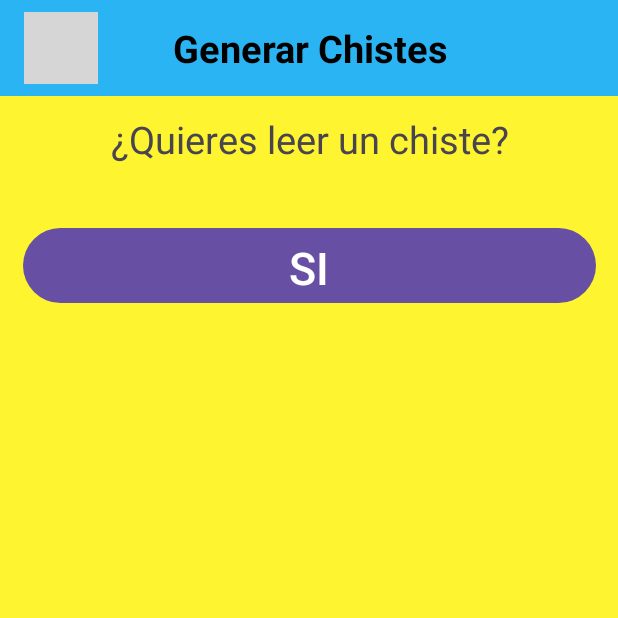
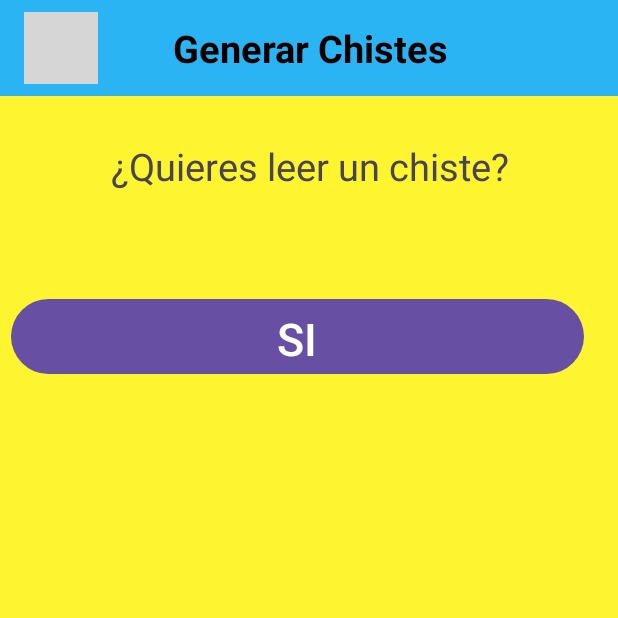
Before and after one commit to flores082/Chistes-y-mas-Chistes, an Android app: the screen it shows after launch (Llamar_chistes before the commit, JokeGeneratorActivity after it), after a tap on "Generar Chistes", on a phone screen of 412 x 824 dp, the top half of it. Run offline under Robolectric (Android 15) with nearby library versions, the phone set to English and light mode, and no system bars; our stand-ins replace Room's generated code; grey boxes are pictures that could not be loaded.

Commit message:
Lista de chistes, lista

```diff
--- a/app/src/main/AndroidManifest.xml
+++ b/app/src/main/AndroidManifest.xml
@@ -19,10 +19,7 @@
             android:name=".About.Presentacion"
             android:exported="false" />
         <activity
-            android:name=".Listas.Lista_chistes"
-            android:exported="false" />
-        <activity
-            android:name=".Listas.Llamar_chistes"
+            android:name=".JokeGeneratorActivity"
             android:exported="false" />
         <activity
             android:name=".Bienvenida"
--- a/app/src/main/java/com/example/flores_Alvarado_Sepulveda/chistesymaschistes/Listas/Llamar_chistes.kt
+++ /dev/null
@@ -1,36 +0,0 @@
-package com.example.flores_Alvarado_Sepulveda.chistesymaschistes.Listas
-
-import android.media.MediaPlayer
-import androidx.appcompat.app.AppCompatActivity
-import android.os.Bundle
-import android.view.Menu
-import android.view.MenuInflater
-import android.widget.ImageButton
-import com.example.flores_Alvarado_Sepulveda.chistesymaschistes.R
-
-class Llamar_chistes : AppCompatActivity() {
-    private lateinit var mediaPlayer: MediaPlayer
-    override fun onCreate(savedInstanceState: Bundle?) {
-        super.onCreate(savedInstanceState)
-        setContentView(R.layout.activity_llamar_chistes)
-
-        mediaPlayer =MediaPlayer.create(this, R.raw.precionar_boton)
-
-        val toolbar = findViewById<androidx.appcompat.widget.Toolbar>(R.id.myToolbar)
-        setSupportActionBar(toolbar)
-
-        // Configurar el botón de retorno (flecha)
-        val btnBack: ImageButton = findViewById(R.id.btnBack)
-        btnBack.setOnClickListener {
-            mediaPlayer.start()
-            // Acciones al presionar la flecha de retorno
-            onBackPressed()
-        }
-    }
-
-    override fun onCreateOptionsMenu(menu: Menu): Boolean {
-        val inflater: MenuInflater = menuInflater
-        inflater.inflate(R.menu.menu_inicio, menu)
-        return true
-    }
-}
--- a/app/src/main/java/com/example/flores_Alvarado_Sepulveda/chistesymaschistes/MainActivity.kt
+++ b/app/src/main/java/com/example/flores_Alvarado_Sepulveda/chistesymaschistes/MainActivity.kt
@@ -15,8 +15,6 @@ import androidx.room.Room
 import com.example.flores_Alvarado_Sepulveda.chistesymaschistes.About.Presentacion
 import com.example.flores_Alvarado_Sepulveda.chistesymaschistes.DataBase.DataBase
 import com.example.flores_Alvarado_Sepulveda.chistesymaschistes.Entity.Chiste
-import com.example.flores_Alvarado_Sepulveda.chistesymaschistes.Listas.Lista_chistes
-import com.example.flores_Alvarado_Sepulveda.chistesymaschistes.Listas.Llamar_chistes
 
 class MainActivity : AppCompatActivity() {
     private lateinit var mediaPlayer: MediaPlayer
@@ -50,7 +48,7 @@ class MainActivity : AppCompatActivity() {
         }
         generados.setOnClickListener{
             mediaPlayer.start()
-            val intent2 =Intent(this, Llamar_chistes::class.java)
+            val intent2 =Intent(this, JokeGeneratorActivity::class.java)
             startActivity(intent2)
             //adapter.notifyDataSetChanged()
         }
@@ -66,16 +64,5 @@ class MainActivity : AppCompatActivity() {
         inflater.inflate(R.menu.menu_inicio, menu)
         return true
     }
-    /*PARA AÑADIR UN CHISTE
-            var baseDatos = Room.databaseBuilder(
-                applicationContext,
-                DataBase::class.java, "database"
-            ).allowMainThreadQueries().build()
-            val CHISTE = ""
-            val ProdDao = baseDatos.productoDao()
-            val produ = Chiste(ProdDao.getAll().size.toLong()+1,Chiste)
-            ProdDao.insertAll(produ)*/
-
-
 
 }
--- a/app/src/main/res/layout/activity_chiste_guardado.xml
+++ b/app/src/main/res/layout/activity_chiste_guardado.xml
@@ -3,7 +3,7 @@
     xmlns:app="http://schemas.android.com/apk/res-auto"
     xmlns:tools="http://schemas.android.com/tools"
     android:layout_width="match_parent"
-    android:layout_height="match_parent"
+    android:layout_height="wrap_content"
     android:background="@color/yellow">
 
     <LinearLayout
--- a/app/src/main/res/layout/activity_chiste_mostrado.xml
+++ b/app/src/main/res/layout/activity_chiste_mostrado.xml
@@ -3,7 +3,7 @@
     xmlns:app="http://schemas.android.com/apk/res-auto"
     xmlns:tools="http://schemas.android.com/tools"
     android:layout_width="match_parent"
-    android:layout_height="match_parent"
+    android:layout_height="wrap_content"
     android:background="@color/yellow">
 
     <LinearLayout
--- a/app/src/main/res/layout/activity_lista_chistes.xml
+++ b/app/src/main/res/layout/activity_lista_chistes.xml
@@ -4,7 +4,7 @@
     xmlns:tools="http://schemas.android.com/tools"
     android:layout_width="match_parent"
     android:layout_height="match_parent"
-    tools:context=".Listas.Lista_chistes"
+    tools:context=".Guardados"
     android:background="@color/yellow">
 
     <LinearLayout
--- a/app/src/main/res/layout/activity_llamar_chistes.xml
+++ b/app/src/main/res/layout/activity_llamar_chistes.xml
@@ -4,46 +4,47 @@
     xmlns:tools="http://schemas.android.com/tools"
     android:layout_width="match_parent"
     android:layout_height="match_parent"
-    tools:context=".Listas.Llamar_chistes"
-    android:background="@color/yellow">
+    android:background="@color/yellow"
+    tools:context=".JokeGeneratorActivity">
 
     <Button
         android:id="@+id/button"
         android:layout_width="382dp"
         android:layout_height="58dp"
-        android:layout_marginTop="148dp"
         android:text="@string/si"
         android:textSize="30sp"
+        app:layout_constraintBottom_toBottomOf="parent"
         app:layout_constraintEnd_toEndOf="parent"
+        app:layout_constraintHorizontal_bias="0.241"
         app:layout_constraintStart_toStartOf="parent"
-        app:layout_constraintTop_toTopOf="parent" />
+        app:layout_constraintTop_toBottomOf="@+id/textView2"
+        app:layout_constraintVertical_bias="0.075" />
 
     <TextView
         android:id="@+id/textView2"
         android:layout_width="397dp"
         android:layout_height="77dp"
+        android:layout_marginTop="72dp"
         android:gravity="center"
         android:scrollbarSize="22dp"
         android:text="@string/leer"
         android:textSize="25dp"
-        app:layout_constraintBottom_toTopOf="@+id/button"
+        app:layout_constraintBottom_toBottomOf="parent"
         app:layout_constraintEnd_toEndOf="parent"
-        app:layout_constraintHorizontal_bias="0.497"
         app:layout_constraintStart_toStartOf="parent"
-        app:layout_constraintTop_toTopOf="parent"
-        app:layout_constraintVertical_bias="0.763" />
+        app:layout_constraintTop_toTopOf="@+id/myToolbar"
+        app:layout_constraintVertical_bias="0.0" />
 
     <androidx.recyclerview.widget.RecyclerView
         android:id="@+id/lista_creada"
         android:layout_width="411dp"
         android:layout_height="wrap_content"
-        android:layout_marginBottom="296dp"
         app:layout_constraintBottom_toBottomOf="parent"
         app:layout_constraintEnd_toEndOf="parent"
         app:layout_constraintHorizontal_bias="0.0"
         app:layout_constraintStart_toStartOf="parent"
         app:layout_constraintTop_toBottomOf="@+id/button"
-        app:layout_constraintVertical_bias="1.0" />
+        app:layout_constraintVertical_bias="0.23" />
 
     <androidx.appcompat.widget.Toolbar
         android:id="@+id/myToolbar"
@@ -60,8 +61,8 @@
         <LinearLayout
             android:layout_width="match_parent"
             android:layout_height="match_parent"
-            android:orientation="horizontal"
-            android:gravity="center">
+            android:gravity="center"
+            android:orientation="horizontal">
 
             <!-- Botón de retorno (flecha) -->
             <ImageButton
```
Also changed, not shown: app/src/main/java/com/example/flores_Alvarado_Sepulveda/chistesymaschistes/Adapter/Lista_Adapter.kt (+22 -2 lines), app/src/main/java/com/example/flores_Alvarado_Sepulveda/chistesymaschistes/JokeGeneratorActivity.kt (+15 -4 lines), app/src/main/java/com/example/flores_Alvarado_Sepulveda/chistesymaschistes/Listas/Lista_chistes.kt (deleted, +0 -37 lines).
